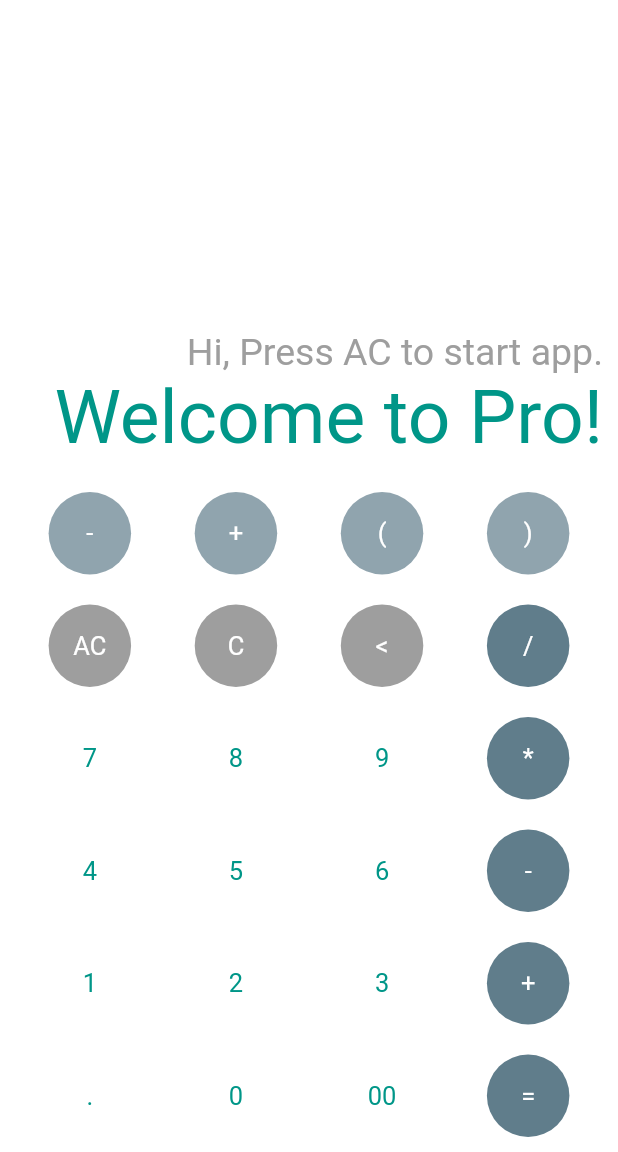
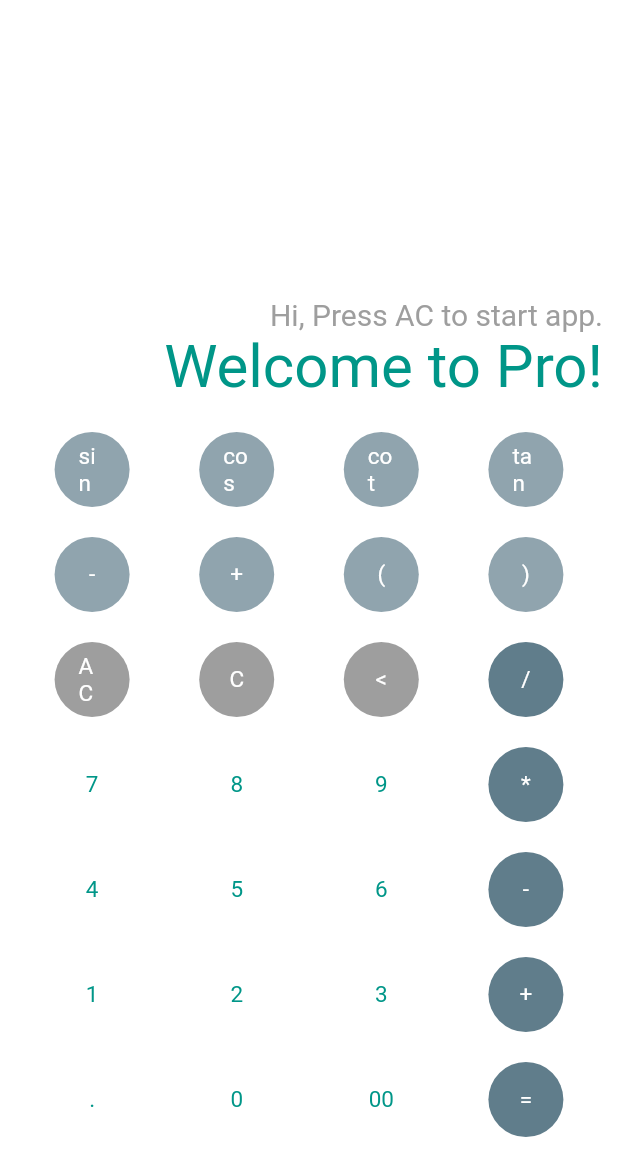
Before and after one commit to BlackIQ/flulator, a Flutter app: the ProCalculator screen opened directly, on a phone screen of 412 x 824 dp, the part 84-1236 px from its top. Run offline on Flutter 3.47's test engine with Material 2 defaults, Android fonts, the phone set to English and light mode, and no system bars; our stand-ins replace font_awesome_flutter, google_fonts, math_expressions; Roboto replaces fonts that are missing (Boogaloo).

Commit message:
Add new buttons

```diff
--- a/lib/app/pro/pro_cal.dart
+++ b/lib/app/pro/pro_cal.dart
@@ -1,4 +1,4 @@
-import 'package:flulator/app/widgets/buttons/calculator_buttons.dart';
+import 'package:flulator/app/widgets/buttons/pro_buttons.dart';
 import 'package:flulator/app/widgets/drawer/drawer.dart';
 import 'package:flutter/material.dart';
 import 'package:google_fonts/google_fonts.dart';
@@ -85,7 +85,7 @@ class ProCalculatorState extends State<ProCalculator> {
             child: Text(
               _expression,
               style: GoogleFonts.boogaloo(
-                fontSize: 25,
+                fontSize: 20,
                 color: Colors.grey,
               ),
             ),
@@ -96,7 +96,7 @@ class ProCalculatorState extends State<ProCalculator> {
             child: Text(
               _history,
               style: GoogleFonts.boogaloo(
-                fontSize: 50,
+                fontSize: 40,
                 color: Colors.teal,
               ),
             ),
@@ -106,25 +106,54 @@ class ProCalculatorState extends State<ProCalculator> {
           Row(
             mainAxisAlignment: MainAxisAlignment.spaceEvenly,
             children: <Widget>[
-              FluButton(
+              ProButton(
+                text: 'sin',
+                fillColor: Colors.blueGrey[300],
+                textColor: Colors.white,
+                callback: numClick,
+              ),
+              ProButton(
+                text: 'cos',
+                fillColor: Colors.blueGrey[300],
+                textColor: Colors.white,
+                callback: numClick,
+              ),
+              ProButton(
+                text: 'cot',
+                fillColor: Colors.blueGrey[300],
+                textColor: Colors.white,
+                callback: numClick,
+              ),
+              ProButton(
+                text: 'tan',
+                fillColor: Colors.blueGrey[300],
+                textColor: Colors.white,
+                callback: numClick,
+              )
+            ],
+          ),
+          Row(
+            mainAxisAlignment: MainAxisAlignment.spaceEvenly,
+            children: <Widget>[
+              ProButton(
                 text: '-',
                 fillColor: Colors.blueGrey[300],
                 textColor: Colors.white,
                 callback: numClick,
               ),
-              FluButton(
+              ProButton(
                 text: '+',
                 fillColor: Colors.blueGrey[300],
                 textColor: Colors.white,
                 callback: numClick,
               ),
-              FluButton(
+              ProButton(
                 text: '(',
                 fillColor: Colors.blueGrey[300],
                 textColor: Colors.white,
                 callback: numClick,
               ),
-              FluButton(
+              ProButton(
                 text: ')',
                 fillColor: Colors.blueGrey[300],
                 textColor: Colors.white,
@@ -135,25 +164,25 @@ class ProCalculatorState extends State<ProCalculator> {
           Row(
             mainAxisAlignment: MainAxisAlignment.spaceEvenly,
             children: <Widget>[
-              FluButton(
+              ProButton(
                 text: 'AC',
                 fillColor: Colors.grey,
                 textColor: Colors.white,
                 callback: clear,
               ),
-              FluButton(
+              ProButton(
                 text: 'C',
                 fillColor: Colors.grey,
                 textColor: Colors.white,
                 callback: clear,
               ),
-              FluButton(
+              ProButton(
                 text: '<',
                 fillColor: Colors.grey,
                 textColor: Colors.white,
                 callback: deLast,
               ),
-              FluButton(
+              ProButton(
                 text: '/',
                 fillColor: Colors.blueGrey,
                 textColor: Colors.white,
@@ -164,25 +193,25 @@ class ProCalculatorState extends State<ProCalculator> {
           Row(
             mainAxisAlignment: MainAxisAlignment.spaceEvenly,
             children: <Widget>[
-              FluButton(
+              ProButton(
                 text: '7',
                 fillColor: Colors.white,
                 textColor: Colors.teal,
                 callback: numClick,
               ),
-              FluButton(
+              ProButton(
                 text: '8',
                 fillColor: Colors.white,
                 textColor: Colors.teal,
                 callback: numClick,
               ),
-              FluButton(
+              ProButton(
                 text: '9',
                 fillColor: Colors.white,
                 textColor: Colors.teal,
                 callback: numClick,
               ),
-              FluButton(
+              ProButton(
                 text: '*',
                 fillColor: Colors.blueGrey,
                 textColor: Colors.white,
@@ -193,25 +222,25 @@ class ProCalculatorState extends State<ProCalculator> {
           Row(
             mainAxisAlignment: MainAxisAlignment.spaceEvenly,
             children: <Widget>[
-              FluButton(
+              ProButton(
                 text: '4',
                 fillColor: Colors.white,
                 textColor: Colors.teal,
                 callback: numClick,
               ),
-              FluButton(
+              ProButton(
                 text: '5',
                 fillColor: Colors.white,
                 textColor: Colors.teal,
                 callback: numClick,
               ),
-              FluButton(
+              ProButton(
                 text: '6',
                 fillColor: Colors.white,
                 textColor: Colors.teal,
                 callback: numClick,
               ),
-              FluButton(
+              ProButton(
                 text: '-',
                 fillColor: Colors.blueGrey,
                 textColor: Colors.white,
@@ -222,25 +251,25 @@ class ProCalculatorState extends State<ProCalculator> {
           Row(
             mainAxisAlignment: MainAxisAlignment.spaceEvenly,
             children: <Widget>[
-              FluButton(
+              ProButton(
                 text: '1',
                 fillColor: Colors.white,
                 textColor: Colors.teal,
                 callback: numClick,
               ),
-              FluButton(
+              ProButton(
                 text: '2',
                 fillColor: Colors.white,
                 textColor: Colors.teal,
                 callback: numClick,
               ),
-              FluButton(
+              ProButton(
                 text: '3',
                 fillColor: Colors.white,
                 textColor: Colors.teal,
                 callback: numClick,
               ),
-              FluButton(
+              ProButton(
                 text: '+',
                 fillColor: Colors.blueGrey,
                 textColor: Colors.white,
@@ -251,25 +280,25 @@ class ProCalculatorState extends State<ProCalculator> {
           Row(
             mainAxisAlignment: MainAxisAlignment.spaceEvenly,
             children: <Widget>[
-              FluButton(
+              ProButton(
                 text: '.',
                 fillColor: Colors.white,
                 textColor: Colors.teal,
                 callback: numClick,
               ),
-              FluButton(
+              ProButton(
                 text: '0',
                 fillColor: Colors.white,
                 textColor: Colors.teal,
                 callback: numClick,
               ),
-              FluButton(
+              ProButton(
                 text: '00',
                 fillColor: Colors.white,
                 textColor: Colors.teal,
                 callback: numClick,
               ),
-              FluButton(
+              ProButton(
                 text: '=',
                 fillColor: Colors.blueGrey,
                 textColor: Colors.white,
```
